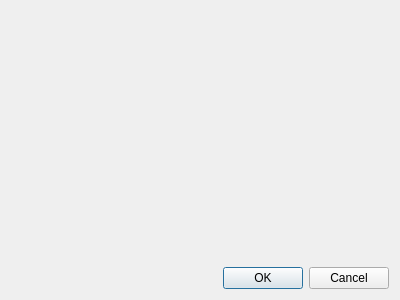
daitenshionyan/vrfbcalc-cpp, file src/view/shuntcur/shuntcurconfigpopup.ui: the form before one commit.
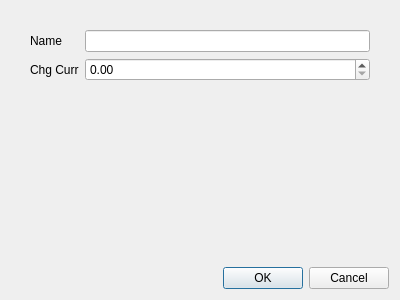
The form after the commit.

```diff
--- a/src/view/shuntcur/shuntcurconfigpopup.ui
+++ b/src/view/shuntcur/shuntcurconfigpopup.ui
@@ -15,7 +15,76 @@
   </property>
   <layout class="QVBoxLayout" name="verticalLayout">
    <item>
-    <widget class="QWidget" name="widget" native="true"/>
+    <widget class="QWidget" name="widget" native="true">
+     <layout class="QVBoxLayout" name="verticalLayout_2">
+      <item>
+       <widget class="QWidget" name="nameBox" native="true">
+        <property name="sizePolicy">
+         <sizepolicy hsizetype="Preferred" vsizetype="Fixed">
+          <horstretch>0</horstretch>
+          <verstretch>0</verstretch>
+         </sizepolicy>
+        </property>
+        <layout class="QFormLayout" name="formLayout">
+         <property name="leftMargin">
+          <number>10</number>
+         </property>
+         <property name="topMargin">
+          <number>10</number>
+         </property>
+         <property name="rightMargin">
+          <number>10</number>
+         </property>
+         <property name="bottomMargin">
+          <number>10</number>
+         </property>
+         <item row="0" column="0">
+          <widget class="QLabel" name="nameField">
+           <property name="text">
+            <string>Name</string>
+           </property>
+          </widget>
+         </item>
+         <item row="0" column="1">
+          <widget class="QLineEdit" name="lineEdit"/>
+         </item>
+         <item row="1" column="0">
+          <widget class="QLabel" name="chgCurrLabel">
+           <property name="text">
+            <string>Chg Curr</string>
+           </property>
+          </widget>
+         </item>
+         <item row="1" column="1">
+          <widget class="QDoubleSpinBox" name="chgCurrField">
+           <property name="maximum">
+            <double>100000.000000000000000</double>
+           </property>
+          </widget>
+         </item>
+        </layout>
+       </widget>
+      </item>
+      <item>
+       <widget class="QWidget" name="formArea" native="true">
+        <layout class="QVBoxLayout" name="verticalLayout_3">
+         <property name="leftMargin">
+          <number>10</number>
+         </property>
+         <property name="topMargin">
+          <number>10</number>
+         </property>
+         <property name="rightMargin">
+          <number>10</number>
+         </property>
+         <property name="bottomMargin">
+          <number>10</number>
+         </property>
+        </layout>
+       </widget>
+      </item>
+     </layout>
+    </widget>
    </item>
    <item>
     <widget class="QDialogButtonBox" name="buttonBox">
```
